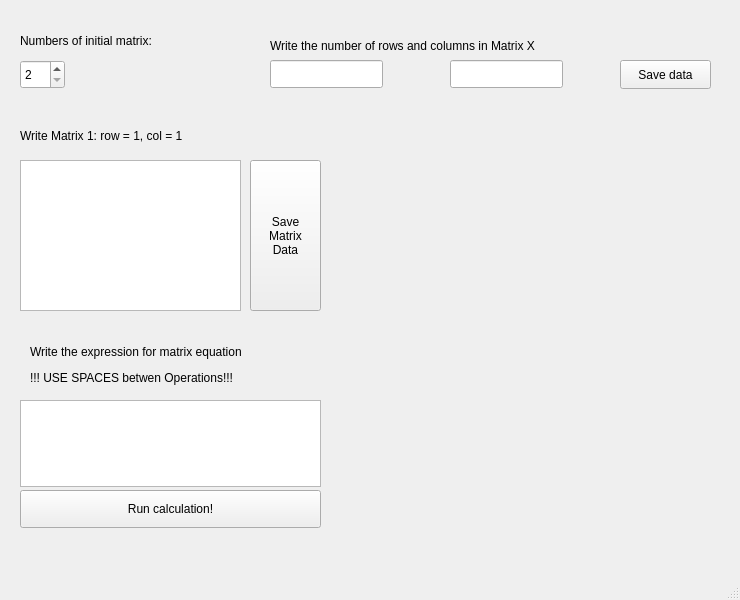
The window that matrix_app/src/mainwindow.ui (Arturawesome/Matrix) describes before a commit, drawn with Qt 5.
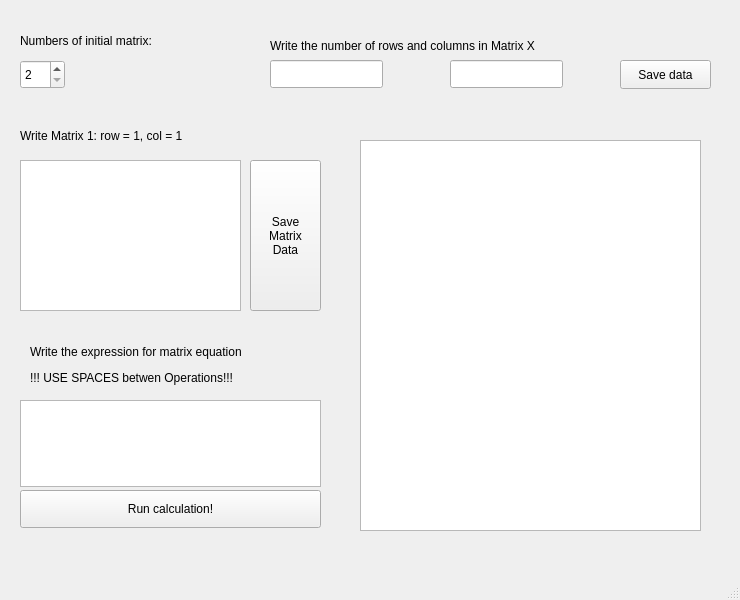
The same window after the commit.

Commit message: add window for answer + zero properation for text put

```diff
--- a/matrix_app/src/mainwindow.ui
+++ b/matrix_app/src/mainwindow.ui
@@ -163,6 +163,16 @@
      <string>Run calculation!</string>
     </property>
    </widget>
+   <widget class="QTextBrowser" name="textBrowserAnswer">
+    <property name="geometry">
+     <rect>
+      <x>360</x>
+      <y>140</y>
+      <width>341</width>
+      <height>391</height>
+     </rect>
+    </property>
+   </widget>
   </widget>
   <widget class="QMenuBar" name="menubar">
    <property name="geometry">
```
The commit also changes 1 other file.
